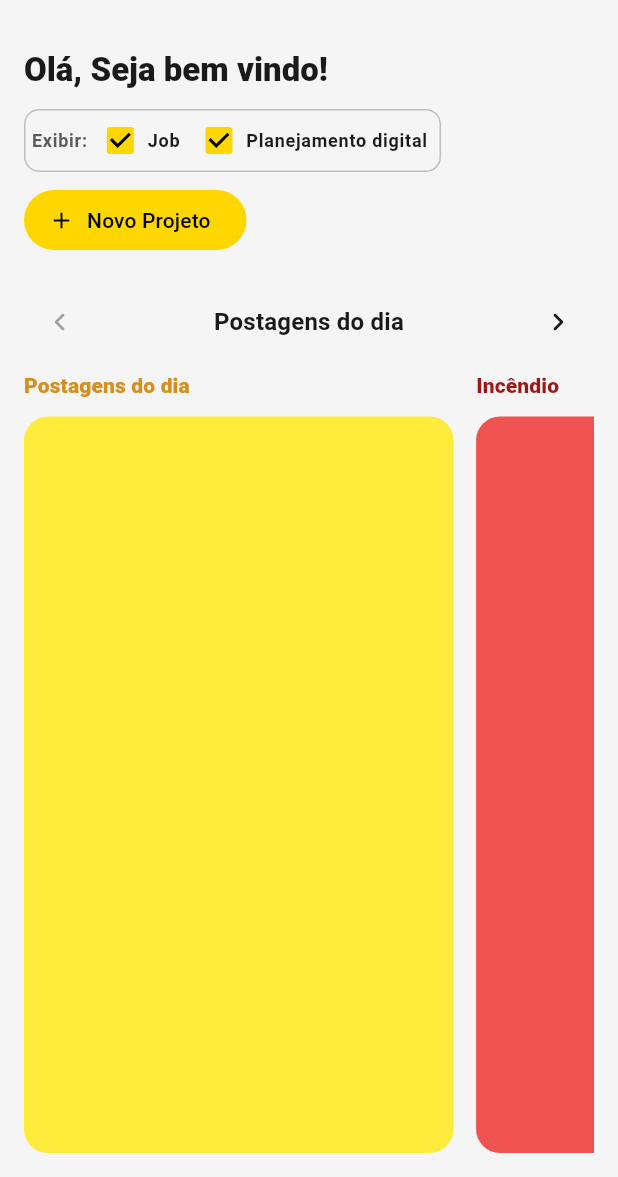
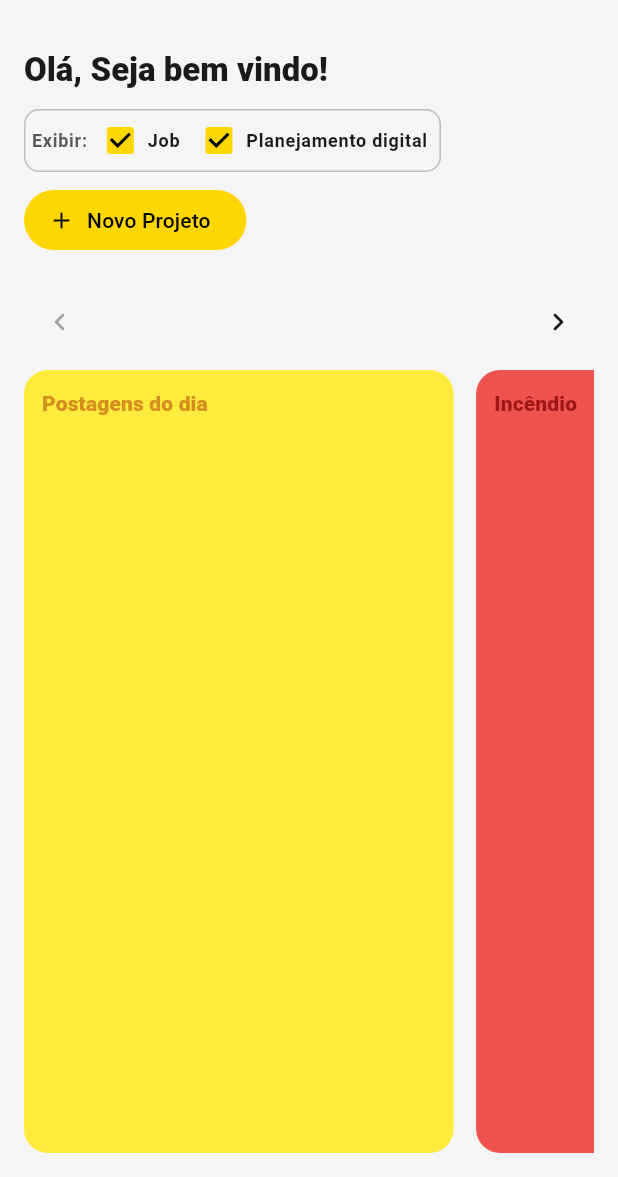
Before and after one commit to luisjuniorawr1/dofluxo, a Flutter app: the MainShell screen opened directly, on a phone screen of 412 x 824 dp, the part 59-1236 px from its top. Run offline on Flutter 3.47's test engine with Material 3 defaults, Android fonts, the phone set to English and light mode, and no system bars; our stand-ins replace cloud_firestore, firebase_auth, firebase_core, flutter_colorpicker, google_fonts, shared_preferences; missing offline and left inert: dart:html; accounts and stored records are empty; statements that could not run were skipped.

Commit message:
fix(dashboard): move column titles inside Kanban columns
Restore unified Kanban layout and place column headers inside the
colored column body instead of above it. Removes duplicate mobile title
since each column now shows its name inline.

Co-authored-by: luisjuniorawr1 <luisjuniorawr1@users.noreply.github.com>

```diff
--- a/lib/presentation/dashboard/widgets/dashboard_board_layout.dart
+++ b/lib/presentation/dashboard/widgets/dashboard_board_layout.dart
@@ -244,7 +244,6 @@ class _MobileCarousel extends StatelessWidget {
   @override
   Widget build(BuildContext context) {
     final zones = KanbanConstants.mobileZones;
-    final theme = Theme.of(context);
     final canGoBack = currentPage > 0;
     final canGoForward = currentPage < zones.length - 1;
 
@@ -258,13 +257,7 @@ class _MobileCarousel extends StatelessWidget {
               icon: const Icon(Icons.chevron_left_rounded),
               tooltip: 'Área anterior',
             ),
-            Expanded(
-              child: Text(
-                zones[currentPage].title,
-                textAlign: TextAlign.center,
-                style: theme.textTheme.titleMedium?.copyWith(fontWeight: FontWeight.w700),
-              ),
-            ),
+            const Spacer(),
             IconButton(
               onPressed: canGoForward ? () => onGoToPage(currentPage + 1) : null,
               icon: const Icon(Icons.chevron_right_rounded),
--- a/lib/presentation/dashboard/widgets/kanban_column.dart
+++ b/lib/presentation/dashboard/widgets/kanban_column.dart
@@ -58,19 +58,22 @@ class KanbanColumn<T> extends StatelessWidget {
     final bodyColor = KanbanConstants.columnBodyBackground(column);
     final effectiveMove = column.acceptsDragDrop ? onMove : null;
 
-    return Column(
-      crossAxisAlignment: CrossAxisAlignment.stretch,
-      children: [
-        _ColumnHeader(column: column, itemCount: items.length),
-        const SizedBox(height: KanbanConstants.headerListGap),
-        Expanded(
-          child: DecoratedBox(
+    return DecoratedBox(
       decoration: BoxDecoration(
         color: bodyColor,
         borderRadius: BorderRadius.circular(KanbanConstants.columnBodyRadius),
       ),
       child: ClipRRect(
         borderRadius: BorderRadius.circular(KanbanConstants.columnBodyRadius),
+        child: Column(
+          crossAxisAlignment: CrossAxisAlignment.stretch,
+          children: [
+            Padding(
+              padding: const EdgeInsets.fromLTRB(12, 12, 12, 0),
+              child: _ColumnHeader(column: column, itemCount: items.length),
+            ),
+            const SizedBox(height: KanbanConstants.headerListGap),
+            Expanded(
               child: ValueListenableBuilder<String?>(
                 valueListenable: draggingItemId,
                 builder: (context, draggingId, _) {
@@ -83,9 +86,9 @@ class KanbanColumn<T> extends StatelessWidget {
                 },
               ),
             ),
+          ],
         ),
       ),
-      ],
     );
   }
 
```
Lines whose indentation alone changed are shown as unchanged.
